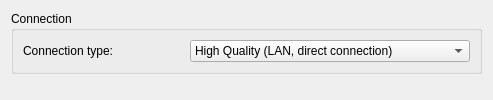
Before: the Qt Designer form vnc/vncpreferences.ui in KDE/krdc, drawn with Qt 5.
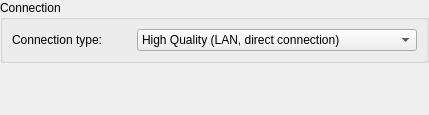
After: the same form once the commit is applied.

Commit message: Hostpreferences dialog improvements: * fix tab order * fix buddies * layout

What changed in the file:
```diff
--- a/vnc/vncpreferences.ui
+++ b/vnc/vncpreferences.ui
@@ -1,7 +1,27 @@
 <ui version="4.0" >
  <class>VncPreferences</class>
  <widget class="QWidget" name="VncPreferences" >
+  <property name="geometry" >
+   <rect>
+    <x>0</x>
+    <y>0</y>
+    <width>429</width>
+    <height>115</height>
+   </rect>
+  </property>
   <layout class="QVBoxLayout" >
+   <property name="leftMargin" >
+    <number>0</number>
+   </property>
+   <property name="topMargin" >
+    <number>0</number>
+   </property>
+   <property name="rightMargin" >
+    <number>0</number>
+   </property>
+   <property name="bottomMargin" >
+    <number>0</number>
+   </property>
    <item>
     <widget class="QGroupBox" name="vncGroupBox" >
      <property name="title" >
```
Left out of the diff: 3 changed lines with no effect on the pictures. The commit also changes 3 other files.
